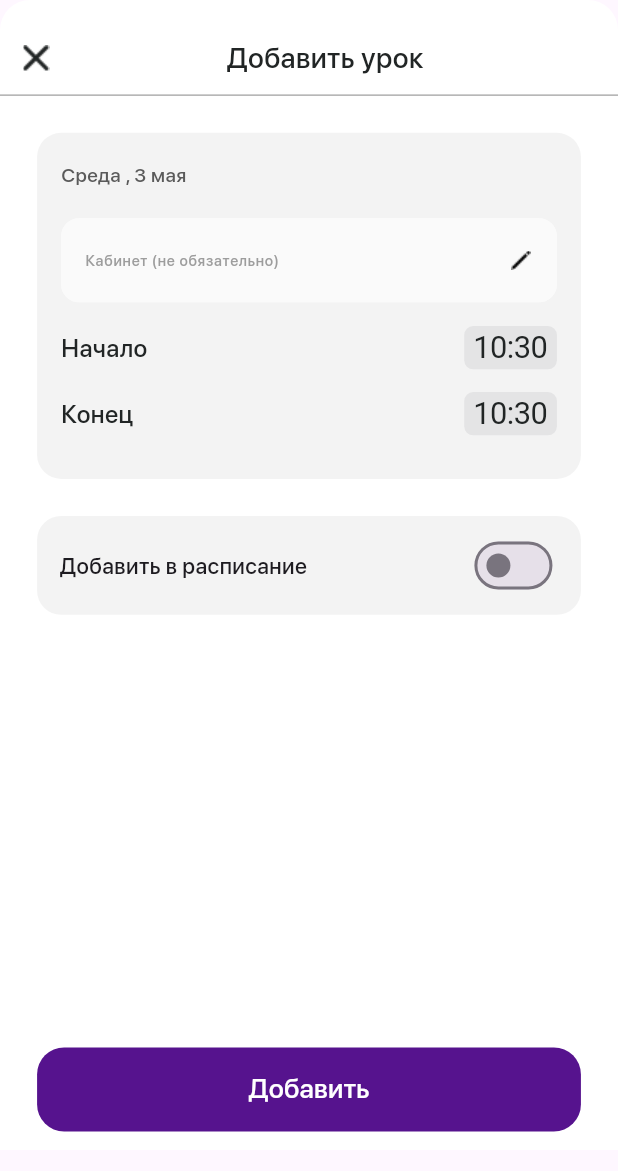
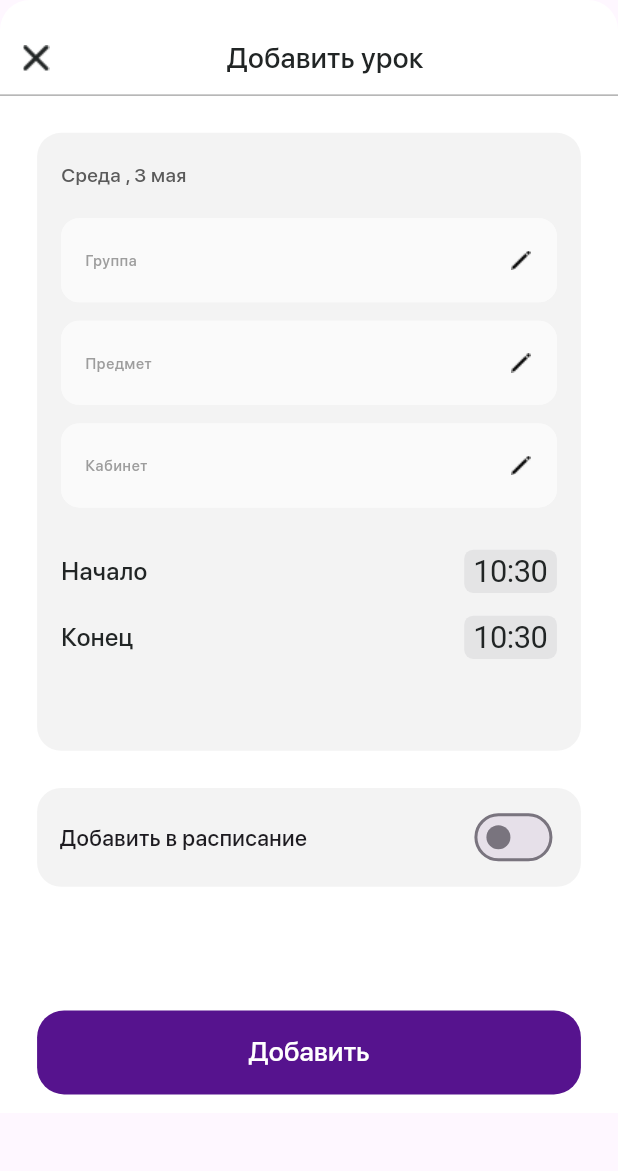
Before and after one commit to Kuzetov-Alexander/school_journal, a Flutter app: the BottomSheetModal widget shown alone on an empty page, opened directly, on a phone screen of 412 x 824 dp. Shown: the top 1171 px of the screen. Run offline on Flutter 3.47's test engine with Material 2 defaults, Android fonts, the phone set to English and light mode, and no system bars; our stand-ins replace dartz, equatable, firebase_auth, firebase_core, flutter_bloc, go_router; missing offline and left inert: adaptive_action_sheet; accounts and stored records are empty.

Commit message:
updated page add lesson

```diff
--- a/lib/features/teacher_groups/Presentation/widgets/add_lesson_widget.dart
+++ b/lib/features/teacher_groups/Presentation/widgets/add_lesson_widget.dart
@@ -27,6 +27,8 @@ class _BottomSheetModalState extends State<BottomSheetModal> {
       DateTime.now().day, DateTime.now().hour, DateTime.now().minute);
 
   late final TextEditingController _controllerClass = TextEditingController();
+  late final TextEditingController _controllerClassSecond = TextEditingController();
+  late final TextEditingController _controllerClassThird = TextEditingController();
 
   @override
   Widget build(BuildContext context) {
@@ -74,7 +76,7 @@ class _BottomSheetModalState extends State<BottomSheetModal> {
                   borderRadius: BorderRadius.circular(16),
                   color: AppColors.greyLight,
                 ),
-                height: heightScreen * 0.28,
+                height: heightScreen * 0.5,
                 width: widthScreen * 0.88,
                 child: Padding(
                   padding: const EdgeInsets.symmetric(horizontal: 16.0),
@@ -95,53 +97,13 @@ class _BottomSheetModalState extends State<BottomSheetModal> {
                           ],
                         ),
                       ),
-                      TextFormField(
-                        keyboardType: TextInputType.name,
-                        autocorrect: false,
-                        buildCounter: (BuildContext context,
-                                {int? currentLength,
-                                required bool isFocused,
-                                int? maxLength}) =>
-                            null,
-                        maxLength: 20,
-                        controller: _controllerClass,
-                        decoration: const InputDecoration(
-                          filled: true,
-                          fillColor: Color(0xffFAFAFA),
-                          border: OutlineInputBorder(
-                            borderRadius: BorderRadius.all(Radius.circular(12.0)),
-                          ),
-                          focusedBorder: OutlineInputBorder(
-                            borderRadius: BorderRadius.all(
-                              Radius.circular(12),
-                            ),
-                            borderSide: BorderSide(
-                              color: Color(0xffFAFAFA),
-                            ),
-                          ),
-                          enabledBorder: OutlineInputBorder(
-                            borderRadius: BorderRadius.all(
-                              Radius.circular(12),
-                            ),
-                            borderSide: BorderSide(color: Color(0xffFAFAFA)),
-                          ),
-                          hintText: 'Введите кабинет',
-                          hintStyle: TextStyle(
-                              color: Color(0xff9D9D9D),
-                              fontWeight: FontWeight.w600,
-                              fontSize: 14),
-                          labelText: 'Кабинет (не обязательно)',
-                          labelStyle: TextStyle(
-                              color: Color(0xff9D9D9D),
-                              fontWeight: FontWeight.w600,
-                              fontSize: 10),
-                          suffixIcon: Image(
-                            height: 20,
-                            image: AssetImage('assets/images/pen_icon.png'),
-                            color: Colors.black,
-                          ),
-                        ),
-                      ),
+                        TextformFieldWidget(controllerClass: _controllerClass, hintTextx: 'Введите группу', labelTextx: 'Группа',),
+                      SizedBox(height: heightScreen*0.015,),
+                         TextformFieldWidget(controllerClass: _controllerClassSecond, hintTextx: 'Введите предмет', labelTextx: 'Предмет',),
+                      SizedBox(height: heightScreen*0.015,),
+                         TextformFieldWidget(controllerClass: _controllerClassThird, hintTextx: 'Введите кабинет (не обязательно)', labelTextx: 'Кабинет',),
+                      SizedBox(height: heightScreen*0.015,),
+
                       SizedBox(
                         height: heightScreen * 0.01,
                       ),
@@ -244,8 +206,8 @@ class _BottomSheetModalState extends State<BottomSheetModal> {
                 ),
               ),
             ),
-            SizedBox(
-              height: heightScreen * 0.35,
+           SizedBox(
+              height: heightScreen * 0.1,
             ),
             SizedBox(
               height: 56,
@@ -281,3 +243,65 @@ class _BottomSheetModalState extends State<BottomSheetModal> {
     );
   }
 }
+
+class TextformFieldWidget extends StatelessWidget {
+  const TextformFieldWidget({
+    super.key,
+    required TextEditingController controllerClass, required this.hintTextx, required this.labelTextx,
+  }) : _controllerClass = controllerClass;
+
+  final TextEditingController _controllerClass;
+  final String hintTextx;
+    final String labelTextx;
+
+  @override
+  Widget build(BuildContext context) {
+    return TextFormField(
+    keyboardType: TextInputType.name,
+    autocorrect: false,
+    buildCounter: (BuildContext context,
+            {int? currentLength,
+            required bool isFocused,
+            int? maxLength}) =>
+        null,
+    maxLength: 20,
+    controller: _controllerClass,
+    decoration:  InputDecoration(
+      filled: true,
+      fillColor: const Color(0xffFAFAFA),
+      border: const OutlineInputBorder(
+        borderRadius: BorderRadius.all(Radius.circular(12.0)),
+      ),
+      focusedBorder: const OutlineInputBorder(
+        borderRadius: BorderRadius.all(
+          Radius.circular(12),
+        ),
+        borderSide: BorderSide(
+          color: Color(0xffFAFAFA),
+        ),
+      ),
+      enabledBorder: const OutlineInputBorder(
+        borderRadius: BorderRadius.all(
+          Radius.circular(12),
+        ),
+        borderSide: BorderSide(color: Color(0xffFAFAFA)),
+      ),
+      hintText: hintTextx,
+      hintStyle: const TextStyle(
+          color: Color(0xff9D9D9D),
+          fontWeight: FontWeight.w600,
+          fontSize: 14),
+      labelText: labelTextx,
+      labelStyle: const TextStyle(
+          color: Color(0xff9D9D9D),
+          fontWeight: FontWeight.w600,
+          fontSize: 10),
+      suffixIcon: const Image(
+        height: 20,
+        image: AssetImage('assets/images/pen_icon.png'),
+        color: Colors.black,
+      ),
+    ),
+                      );
+  }
+}
```
